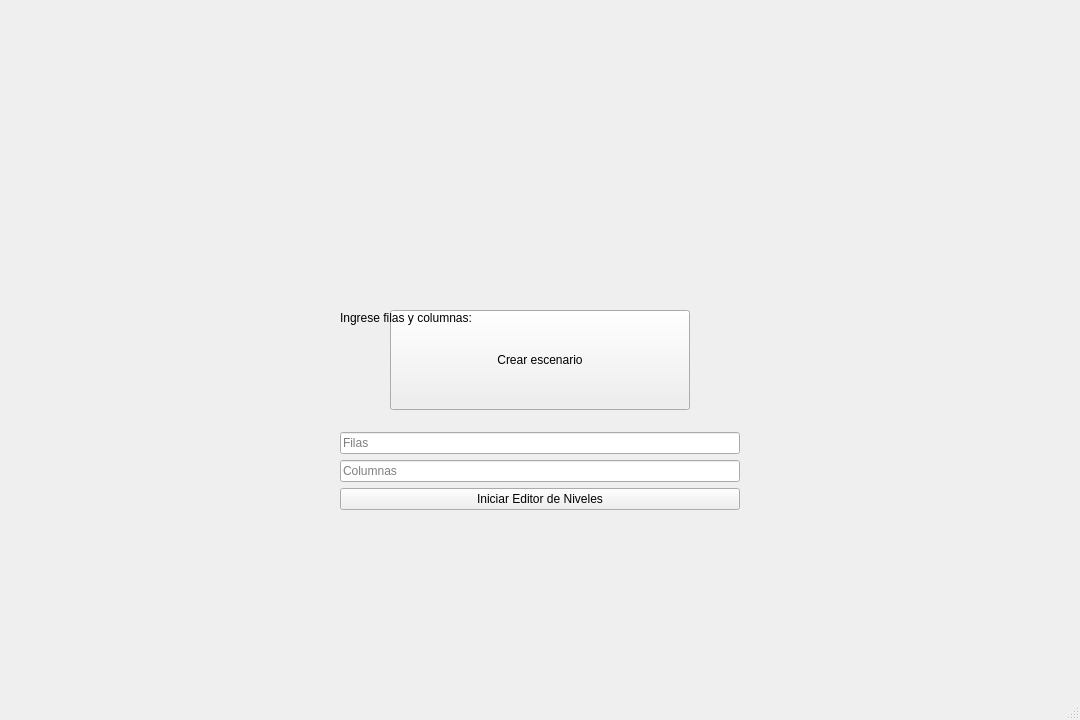
This is editor_src/mainwindow.ui in SJAnton/jazz-jackrabbit-2 as Qt 5 draws it before an edit. The edited form follows.
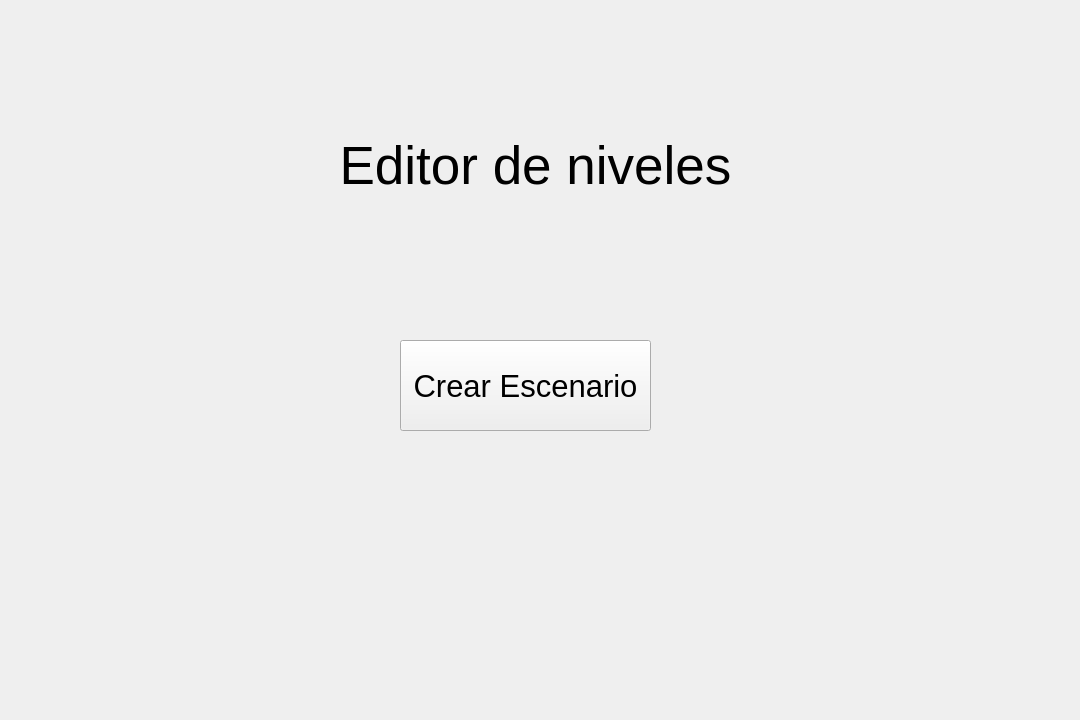
This is the edited form.

Commit message: Mejoro pantallas del editor y agrego escenario de prueba

```diff
--- a/editor_src/mainwindow.ui
+++ b/editor_src/mainwindow.ui
@@ -17,62 +17,43 @@
    <widget class="QPushButton" name="createScenarioButton">
     <property name="geometry">
      <rect>
-      <x>390</x>
-      <y>310</y>
-      <width>300</width>
-      <height>100</height>
+      <x>400</x>
+      <y>340</y>
+      <width>251</width>
+      <height>91</height>
      </rect>
     </property>
+    <property name="font">
+     <font>
+      <pointsize>23</pointsize>
+     </font>
+    </property>
     <property name="text">
-     <string>Crear escenario</string>
+     <string>Crear Escenario</string>
     </property>
    </widget>
-   <widget class="QWidget" name="inputWidget">
+   <widget class="QLabel" name="label">
     <property name="geometry">
      <rect>
-      <x>340</x>
-      <y>210</y>
-      <width>400</width>
-      <height>300</height>
+      <x>330</x>
+      <y>120</y>
+      <width>411</width>
+      <height>91</height>
      </rect>
     </property>
-    <property name="visible">
-     <bool>false</bool>
+    <property name="font">
+     <font>
+      <pointsize>40</pointsize>
+     </font>
     </property>
-    <layout class="QVBoxLayout" name="verticalLayout">
-     <item>
-      <widget class="QLabel" name="instructionLabel">
-       <property name="text">
-        <string>Ingrese filas y columnas:</string>
-       </property>
-      </widget>
-     </item>
-     <item>
-      <widget class="QLineEdit" name="rowsInput">
-       <property name="placeholderText">
-        <string>Filas</string>
-       </property>
-      </widget>
-     </item>
-     <item>
-      <widget class="QLineEdit" name="colsInput">
-       <property name="placeholderText">
-        <string>Columnas</string>
-       </property>
-      </widget>
-     </item>
-     <item>
-      <widget class="QPushButton" name="startLevelEditorButton">
-       <property name="text">
-        <string>Iniciar Editor de Niveles</string>
-       </property>
-      </widget>
-     </item>
-    </layout>
+    <property name="text">
+     <string>Editor de niveles</string>
+    </property>
+    <property name="alignment">
+     <set>Qt::AlignCenter</set>
+    </property>
    </widget>
   </widget>
-  <widget class="QMenuBar" name="menubar"/>
-  <widget class="QStatusBar" name="statusbar"/>
  </widget>
  <resources/>
  <connections/>
```
Left out of the diff: 4 changed lines with no effect on the pictures. The commit also changes 8 other files.
